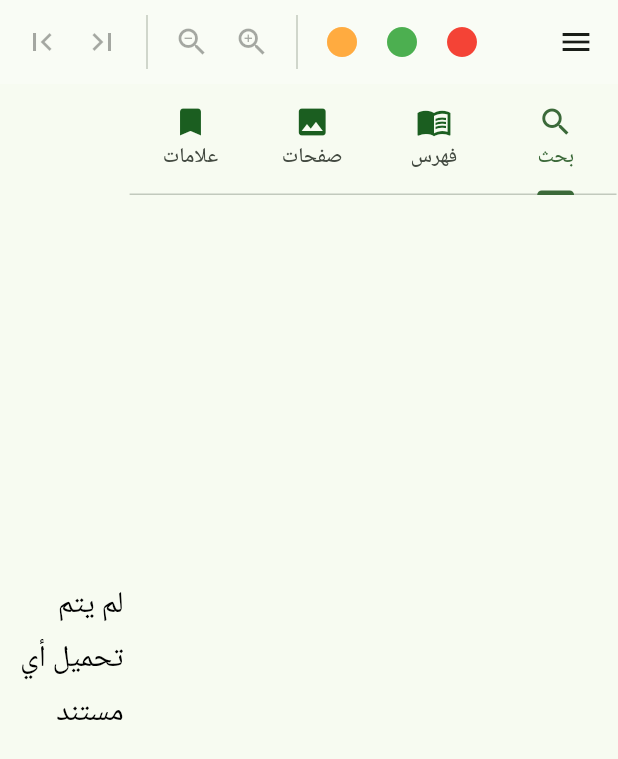
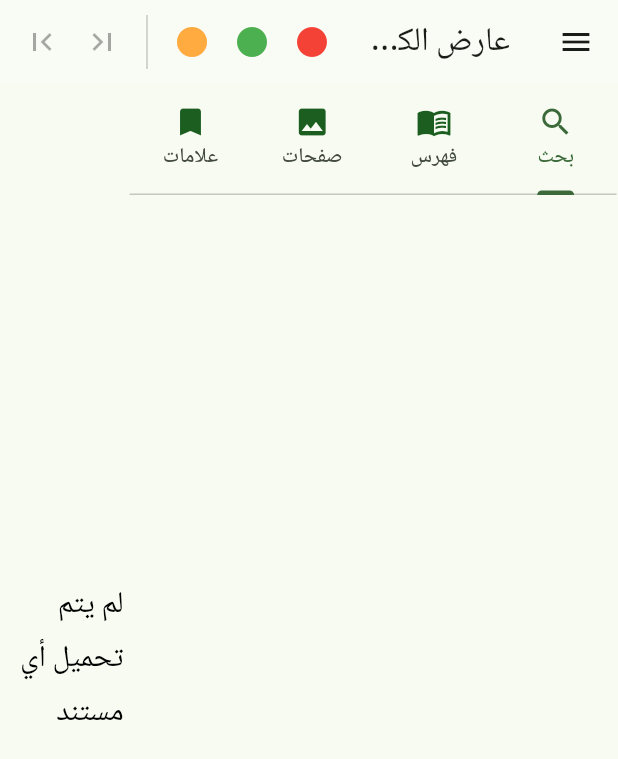
Before and after one commit to MuhammadSwa/aldurar-alnaqia, a Flutter app: the PdfviewerWidget screen opened directly with empty values, after a tap on the "menu" icon, on a phone screen of 412 x 824 dp. Shown: the top 759 px of the screen. Run offline on Flutter 3.47's test engine with Material 3 defaults, Android fonts, the phone set to English and light mode, and no system bars; our stand-ins replace adaptive_theme, adhan, audio_video_progress_bar, easy_rich_text, flutter_local_notifications, flutter_svg and 11 more; missing offline and left inert: adhan_dart, background_downloader, desktop_window, flutter_background_service, just_audio_media_kit, pdfrx and 2 more; accounts and stored records are empty; statements that could not run were skipped; project files that could hold a hidden picture were left out.

```diff
--- /dev/null
+++ b/lib/screens/library_screen/pdf_viewer_controller.dart
@@ -0,0 +1,141 @@
+import 'dart:io';
+
+import 'package:flutter/material.dart';
+import 'package:get/get.dart';
+import 'package:path_provider/path_provider.dart';
+import 'package:pdfrx/pdfrx.dart';
+import 'package:url_launcher/url_launcher.dart';
+
+// Assuming these imports are correct for your project structure
+import 'package:aldurar_alnaqia/common/helpers/helpers.dart';
+import 'package:aldurar_alnaqia/screens/library_screen/library_screen.dart';
+import 'package:aldurar_alnaqia/screens/library_screen/pdfViewer/markers_view.dart';
+
+class PdfViewerGetxController extends GetxController {
+  // Constructor to receive the book title
+  final String title;
+  PdfViewerGetxController({required this.title});
+
+  // --- Controllers from packages ---
+  final pdfController = PdfViewerController();
+
+  // --- Reactive State Variables ---
+  final documentRef = Rxn<PdfDocumentRef>();
+  final showSidePane = false.obs;
+  final outline = Rxn<List<PdfOutlineNode>>();
+  final textSearcher = Rxn<PdfTextSearcher>();
+  final isViewerReady = false.obs;
+  final markers = <int, List<Marker>>{}.obs;
+
+  // --- Non-reactive State ---
+  // Used to temporarily hold the current text selection from the viewer
+  List<PdfTextRanges>? textSelections;
+
+  @override
+  void onInit() {
+    super.onInit();
+    openDocument();
+  }
+
+  @override
+  void onClose() {
+    // Dispose all controllers and notifiers to prevent memory leaks.
+    textSearcher.value?.dispose();
+    // pdfController is managed by the PdfViewer widget and doesn't need disposal here.
+    super.onClose();
+  }
+
+  // --- Logic and Handlers ---
+
+  /// Opens the PDF document from a local file or a remote URL.
+  Future<void> openDocument() async {
+    final fileExists = await isFileDownloaded(title: title, directory: 'books');
+    if (fileExists) {
+      final appDir = await getApplicationSupportDirectory();
+      final filePath =
+          '${appDir.path}${Platform.pathSeparator}books${Platform.pathSeparator}$title.pdf';
+      documentRef.value = PdfDocumentRefFile(filePath);
+    } else {
+      final url = booksTitles[title];
+      if (url != null) {
+        documentRef.value = PdfDocumentRefUri(Uri.parse(url));
+      }
+    }
+  }
+
+  /// Callback when a new document is loaded into the viewer.
+  void onDocumentChanged(PdfDocument? document) {
+    isViewerReady.value = false; // Reset ready state
+    if (document == null) {
+      textSearcher.value?.dispose();
+      textSearcher.value = null;
+      outline.value = null;
+      textSelections = null;
+      markers.clear();
+    }
+  }
+
+  /// Callback when the viewer has finished loading and is ready for interaction.
+  Future<void> onViewerReady(
+      PdfDocument document, PdfViewerController controller) async {
+    outline.value = await document.loadOutline();
+    textSearcher.value = PdfTextSearcher(controller);
+    // Setting this to true will enable UI elements like navigation buttons
+    isViewerReady.value = true;
+  }
+
+  /// Adds the currently selected text to the list of markers.
+  void addCurrentSelectionToMarkers(Color color) {
+    if (pdfController.isReady && textSelections != null) {
+      for (final selection in textSelections!) {
+        // Get the list for the page, or create it if it doesn't exist
+        final pageMarkers = markers.putIfAbsent(selection.pageNumber, () => []);
+        pageMarkers.add(Marker(color, selection));
+
+        // Use a temporary variable and reassign to trigger RxMap update
+        final updatedMarkers = Map<int, List<Marker>>.from(markers);
+        updatedMarkers[selection.pageNumber] = pageMarkers;
+        markers.assignAll(updatedMarkers);
+      }
+      textSelections = null; // Clear selection after marking
+    }
+  }
+
+  /// Shows a confirmation dialog before navigating to an external URL.
+  Future<void> showUrlNavigateDialog(Uri url) async {
+    final context = Get.context!;
+    final shouldLaunch = await showDialog<bool>(
+      context: context,
+      builder: (context) => AlertDialog(
+        title: const Text('الانتقال إلى الرابط؟'),
+        content: Text.rich(
+          TextSpan(
+            text: 'هل تريد الانتقال إلى الموقع التالي؟\n\n',
+            children: [
+              TextSpan(
+                text: url.toString(),
+                style: const TextStyle(
+                    color: Colors.blue, decoration: TextDecoration.underline),
+              ),
+            ],
+          ),
+          textDirection: TextDirection.ltr,
+        ),
+        actions: [
+          TextButton(
+            onPressed: () => Navigator.of(context).pop(false),
+            child: const Text('إلغاء'),
+          ),
+          TextButton(
+            onPressed: () => Navigator.of(context).pop(true),
+            child: const Text('انتقال'),
+          ),
+        ],
+      ),
+    );
+
+    if (shouldLaunch == true) {
+      await launchUrl(url, mode: LaunchMode.externalApplication);
+    }
+  }
+}
--- a/lib/screens/library_screen/pdf_viewer_widget.dart
+++ b/lib/screens/library_screen/pdf_viewer_widget.dart
@@ -1,17 +1,15 @@
-import 'dart:io';
+import 'package:aldurar_alnaqia/screens/library_screen/pdf_viewer_controller.dart';
+import 'package:flutter/material.dart';
+import 'package:get/get.dart';
+import 'package:pdfrx/pdfrx.dart';
 
-import 'package:flutter/material.dart';
-import 'package:path_provider/path_provider.dart';
-import 'package:pdfrx/pdfrx.dart';
-import 'package:url_launcher/url_launcher.dart';
-
-// Assuming these imports are correct for your project structure
-import 'package:aldurar_alnaqia/common/helpers/helpers.dart';
-import 'package:aldurar_alnaqia/screens/library_screen/library_screen.dart';
+// Your other imports
 import 'package:aldurar_alnaqia/screens/library_screen/pdfViewer/markers_view.dart';
 import 'package:aldurar_alnaqia/screens/library_screen/pdfViewer/outline_view.dart';
 import 'package:aldurar_alnaqia/screens/library_screen/pdfViewer/search_view.dart';
 import 'package:aldurar_alnaqia/screens/library_screen/pdfViewer/thumbnails_view.dart';
+
+// Import the new controller
 
 class PdfviewerWidget extends StatefulWidget {
   const PdfviewerWidget({super.key, required this.title});
@@ -23,16 +21,8 @@ class PdfviewerWidget extends StatefulWidget {
 
 class _PdfviewerWidgetState extends State<PdfviewerWidget>
     with WidgetsBindingObserver {
-  // --- State Management ---
-  // Using ValueNotifier to efficiently update parts of the UI without full rebuilds.
-  final _documentRef = ValueNotifier<PdfDocumentRef?>(null);
-  final _showSidePane = ValueNotifier<bool>(false);
-  final _outline = ValueNotifier<List<PdfOutlineNode>?>(null);
-  final _textSearcher = ValueNotifier<PdfTextSearcher?>(null);
-
-  final _controller = PdfViewerController();
-  final _markers = <int, List<Marker>>{};
-  List<PdfTextRanges>? _textSelections;
+  // Use 'late' because it's initialized in initState
+  late final PdfViewerGetxController controller;
 
   // A getter to check if the device has a small screen.
   bool get _isMobileDevice => MediaQuery.of(context).size.shortestSide < 600;
@@ -40,21 +30,18 @@ class _PdfviewerWidgetState extends State<PdfviewerWidget>
   @override
   void initState() {
     super.initState();
-    // Listen to app lifecycle events (e.g., for screen rotation).
+    // Put the controller into GetX dependency management.
+    // The 'tag' ensures that if you open multiple viewers, they each have a unique controller.
+    controller = Get.put(PdfViewerGetxController(title: widget.title),
+        tag: widget.title);
     WidgetsBinding.instance.addObserver(this);
-    _openDocument();
   }
 
   @override
   void dispose() {
     WidgetsBinding.instance.removeObserver(this);
-    // Dispose all controllers and notifiers to prevent memory leaks.
-    _textSearcher.value?.dispose();
-    _textSearcher.dispose();
-    _showSidePane.dispose();
-    _outline.dispose();
-    _documentRef.dispose();
-    // _controller.dispose();
+    // GetX will automatically remove the controller when the route is popped.
+    // If you need to manually remove it, you can use: Get.delete<PdfViewerGetxController>(tag: widget.title);
     super.dispose();
   }
 
@@ -68,10 +55,8 @@ class _PdfviewerWidgetState extends State<PdfviewerWidget>
     }
   }
 
-  /// Main build method, organized into smaller parts.
   @override
   Widget build(BuildContext context) {
-    // Directionality ensures the layout is RTL for Arabic.
     return Directionality(
       textDirection: TextDirection.rtl,
       child: Scaffold(
@@ -88,243 +73,186 @@ class _PdfviewerWidgetState extends State<PdfviewerWidget>
 
   // --- UI Builder Methods ---
 
-  /// Builds the top application bar.
   PreferredSizeWidget _buildAppBar() {
     return AppBar(
-      // The menu icon is on the right in RTL.
       leading: IconButton(
         tooltip: 'القائمة',
         icon: const Icon(Icons.menu),
-        onPressed: () => _showSidePane.value = !_showSidePane.value,
+        onPressed: () => controller.showSidePane.toggle(),
       ),
-      title: ValueListenableBuilder(
-        valueListenable: _documentRef,
-        builder: (context, docRef, child) {
-          return Text(
-            _fileName(docRef?.sourceName) ?? 'عارض الكتب',
+      title: Obx(() => Text(
+            _fileName(controller.documentRef.value?.sourceName) ?? 'عارض الكتب',
             overflow: TextOverflow.ellipsis,
-          );
-        },
-      ),
-      actions: [
-        _buildAppBarActions(),
-      ],
+          )),
+      actions: [_buildAppBarActions()],
     );
   }
 
-  /// Builds the action buttons for the AppBar.
   Widget _buildAppBarActions() {
-    return ValueListenableBuilder(
-      valueListenable: _documentRef,
-      builder: (context, docRef, child) {
-        final isDocumentLoaded = docRef != null;
     final visualDensity = _isMobileDevice ? VisualDensity.compact : null;
 
+    // Obx rebuilds the row when isViewerReady or documentRef changes
+    return Obx(() {
+      final isActionable = controller.documentRef.value != null &&
+          controller.isViewerReady.value;
       return Row(
         children: [
-            // Marker Buttons
           _buildMarkerButton(
             color: Colors.red,
             tooltip: 'إضافة علامة حمراء',
-              isEnabled: isDocumentLoaded,
+            isEnabled: isActionable,
             visualDensity: visualDensity,
           ),
           _buildMarkerButton(
             color: Colors.green,
             tooltip: 'إضافة علامة خضراء',
-              isEnabled: isDocumentLoaded,
+            isEnabled: isActionable,
             visualDensity: visualDensity,
           ),
           _buildMarkerButton(
             color: Colors.orangeAccent,
             tooltip: 'إضافة علامة برتقالية',
-              isEnabled: isDocumentLoaded,
+            isEnabled: isActionable,
             visualDensity: visualDensity,
           ),
           const VerticalDivider(width: 20, indent: 10, endIndent: 10),
-            // Zoom Buttons
-            _buildIconButton(
-              icon: Icons.zoom_in,
-              tooltip: 'تكبير',
-              isEnabled: isDocumentLoaded,
-              visualDensity: visualDensity,
-              onPressed: () => _controller.zoomUp(),
-            ),
-            _buildIconButton(
-              icon: Icons.zoom_out,
-              tooltip: 'تصغير',
-              isEnabled: isDocumentLoaded,
-              visualDensity: visualDensity,
-              onPressed: () => _controller.zoomDown(),
-            ),
-            const VerticalDivider(width: 20, indent: 10, endIndent: 10),
-            // Navigation Buttons
           _buildIconButton(
             icon: Icons.first_page,
             tooltip: 'الصفحة الأولى',
-              isEnabled: isDocumentLoaded,
+            isEnabled: isActionable,
             visualDensity: visualDensity,
-              onPressed: () => _controller.goToPage(pageNumber: 1),
+            onPressed: () => controller.pdfController.goToPage(pageNumber: 1),
           ),
           _buildIconButton(
             icon: Icons.last_page,
             tooltip: 'الصفحة الأخيرة',
-              isEnabled: isDocumentLoaded,
+            isEnabled: isActionable,
             visualDensity: visualDensity,
-              onPressed: () =>
-                  _controller.goToPage(pageNumber: _controller.pageCount),
+            onPressed: () => controller.pdfController
+                .goToPage(pageNumber: controller.pdfController.pageCount),
           ),
           const SizedBox(width: 8),
         ],
       );
-      },
-    );
+    });
   }
 
-  /// Builds the collapsible side pane for search, outline, etc.
   Widget _buildSidePane() {
-    return AnimatedSize(
+    // Use Obx to rebuild the side pane when its visibility changes
+    return Obx(() => AnimatedSize(
           duration: const Duration(milliseconds: 300),
           curve: Curves.easeInOut,
-      child: ValueListenableBuilder(
-        valueListenable: _showSidePane,
-        builder: (context, isPaneVisible, child) {
-          return SizedBox(
-            width: isPaneVisible && !_isMobileDevice
-                ? 320
-                : (isPaneVisible && _isMobileDevice
+          child: SizedBox(
+            width: controller.showSidePane.value && !_isMobileDevice
+                ? 320.0
+                : (controller.showSidePane.value && _isMobileDevice
                     ? MediaQuery.sizeOf(context).width * 0.8
                     : 0),
-            child: child,
-          );
-        },
             child: Padding(
               padding: const EdgeInsets.fromLTRB(4, 0, 1, 0),
               child: DefaultTabController(
                 length: 4,
                 child: Column(
                   children: [
-                const TabBar(
-                  tabs: [
+                    const TabBar(tabs: [
                       Tab(icon: Icon(Icons.search), text: 'بحث'),
                       Tab(icon: Icon(Icons.menu_book), text: 'فهرس'),
                       Tab(icon: Icon(Icons.image), text: 'صفحات'),
                       Tab(icon: Icon(Icons.bookmark), text: 'علامات'),
-                  ],
-                ),
-                Expanded(
-                  child: TabBarView(
-                    children: [
-                      // Search View
-                      ValueListenableBuilder(
-                        valueListenable: _textSearcher,
-                        builder: (context, searcher, child) => searcher != null
-                            ? TextSearchView(textSearcher: searcher)
-                            : const SizedBox(),
-                      ),
-                      // Outline/TOC View
-                      ValueListenableBuilder(
-                        valueListenable: _outline,
-                        builder: (context, outlineData, child) => OutlineView(
-                          outline: outlineData,
-                          controller: _controller,
-                        ),
-                      ),
-                      // Thumbnails View
-                      ValueListenableBuilder(
-                        valueListenable: _documentRef,
-                        builder: (context, docRef, child) => ThumbnailsView(
-                          documentRef: docRef,
-                          controller: _controller,
-                        ),
-                      ),
-                      // Markers View
-                      MarkersView(
-                        markers: _markers.values.expand((e) => e).toList(),
-                        onTap: (marker) {
-                          final rect = _controller.calcRectForRectInsidePage(
-                            pageNumber: marker.ranges.pageNumber,
-                            rect: marker.ranges.bounds,
-                          );
-                          _controller.ensureVisible(rect);
-                        },
-                        onDeleteTap: (marker) {
-                          setState(() {
-                            _markers[marker.ranges.pageNumber]?.remove(marker);
-                          });
-                        },
-                      ),
-                    ],
-                  ),
-                ),
+                    ]),
+                    Expanded(child: _buildTabBarView()),
                   ],
                 ),
               ),
             ),
           ),
+        ));
+  }
+
+  Widget _buildTabBarView() {
+    return TabBarView(
+      children: [
+        // Search View
+        Obx(() => controller.textSearcher.value != null
+            ? TextSearchView(textSearcher: controller.textSearcher.value!)
+            : const SizedBox()),
+        // Outline/TOC View
+        Obx(() => OutlineView(
+              outline: controller.outline.value,
+              controller: controller.pdfController,
+            )),
+        // Thumbnails View
+        Obx(() => ThumbnailsView(
+              documentRef: controller.documentRef.value,
+              controller: controller.pdfController,
+            )),
+        // Markers View
+        Obx(() => MarkersView(
+              markers: controller.markers.values.expand((e) => e).toList(),
+              onTap: (marker) {
+                final rect = controller.pdfController.calcRectForRectInsidePage(
+                  pageNumber: marker.ranges.pageNumber,
+                  rect: marker.ranges.bounds,
+                );
+                controller.pdfController.ensureVisible(rect);
+              },
+              onDeleteTap: (marker) {
+                controller.markers[marker.ranges.pageNumber]?.remove(marker);
+                controller.markers.refresh();
+              },
+            )),
+      ],
     );
   }
 
-  /// Builds the main PDF viewer area.
   Widget _buildPdfViewer() {
     return Expanded(
-      child: ValueListenableBuilder(
-        valueListenable: _documentRef,
-        builder: (context, docRef, child) {
+      child: Obx(() {
+        final docRef = controller.documentRef.value;
         if (docRef == null) {
           return const Center(
-              child: Text(
-                'لم يتم تحميل أي مستند',
-                style: TextStyle(fontSize: 20),
-              ),
-            );
+              child: Text('لم يتم تحميل أي مستند',
+                  style: TextStyle(fontSize: 20)));
         }
         return PdfViewer(
           docRef,
-            controller: _controller,
+          controller: controller.pdfController,
           params: PdfViewerParams(
             enableTextSelection: true,
             maxScale: 8.0,
-              // Callbacks for document events
-              onDocumentChanged: _onDocumentChanged,
-              onViewerReady: _onViewerReady,
+            onDocumentChanged: controller.onDocumentChanged,
+            onViewerReady: controller.onViewerReady,
             onTextSelectionChange: (selections) =>
-                  _textSelections = selections,
-              // Custom paint callbacks to draw markers and search results
+                controller.textSelections = selections,
             pagePaintCallbacks: [
-                if (_textSearcher.value != null)
-                  _textSearcher.value!.pageTextMatchPaintCallback,
+              if (controller.textSearcher.value != null)
+                controller.textSearcher.value!.pageTextMatchPaintCallback,
               _paintMarkers,
             ],
-              // Loading indicator
             loadingBannerBuilder: (context, bytesDownloaded, totalBytes) =>
                 Center(
               child: CircularProgressIndicator(
-                  value:
-                      totalBytes != null ? bytesDownloaded / totalBytes : null,
+                value: totalBytes != null ? bytesDownloaded / totalBytes : null,
                 backgroundColor: Colors.grey,
               ),
             ),
-              // Link handling
             linkHandlerParams: PdfLinkHandlerParams(
               onLinkTap: (link) {
                 if (link.url != null) {
-                    _showUrlNavigateDialog(link.url!);
+                  controller.showUrlNavigateDialog(link.url!);
                 } else if (link.dest != null) {
-                    _controller.goToDest(link.dest!);
+                  controller.pdfController.goToDest(link.dest!);
                 }
               },
             ),
           ),
         );
-        },
-      ),
+      }),
     );
   }
 
-  // --- Helper Widgets ---
+  // --- Helper Widgets & Methods ---
 
-  /// Generic IconButton factory.
   Widget _buildIconButton({
     required IconData icon,
     required String tooltip,
@@ -336,11 +264,10 @@ class _PdfviewerWidgetState extends State<PdfviewerWidget>
       icon: Icon(icon),
       tooltip: tooltip,
       visualDensity: visualDensity,
-      onPressed: isEnabled && _controller.isReady ? onPressed : null,
+      onPressed: isEnabled ? onPressed : null,
     );
   }
 
-  /// Specific button for creating markers.
   Widget _buildMarkerButton({
     required Color color,
     required String tooltip,
@@ -351,57 +278,17 @@ class _PdfviewerWidgetState extends State<PdfviewerWidget>
       icon: Icon(Icons.circle, color: color),
       tooltip: tooltip,
       visualDensity: visualDensity,
-      onPressed: isEnabled ? () => _addCurrentSelectionToMarkers(color) : null,
+      onPressed: isEnabled
+          ? () => controller.addCurrentSelectionToMarkers(color)
+          : null,
     );
   }
 
-  // --- Logic and Handlers ---
-
-  /// Opens the PDF document from a local file or a remote URL.
-  Future<void> _openDocument() async {
-    // This logic is specific to your app's file handling.
-    final fileExists =
-        await isFileDownloaded(title: widget.title, directory: 'books');
-    if (fileExists) {
-      final appDir = await getApplicationSupportDirectory();
-      final filePath =
-          '${appDir.path}${Platform.pathSeparator}books${Platform.pathSeparator}${widget.title}.pdf';
-      _documentRef.value = PdfDocumentRefFile(filePath);
-    } else {
-      // Assumes `booksTitles` is a map of titles to URLs.
-      final url = booksTitles[widget.title];
-      if (url != null) {
-        _documentRef.value = PdfDocumentRefUri(Uri.parse(url));
-      }
-    }
-  }
-
-  /// Callback when a new document is loaded.
-  void _onDocumentChanged(PdfDocument? document) {
-    if (document == null) {
-      _textSearcher.value?.dispose();
-      _textSearcher.value = null;
-      _outline.value = null;
-      _textSelections = null;
-      _markers.clear();
-    }
-  }
-
-  /// Callback when the viewer is ready.
-  Future<void> _onViewerReady(
-      PdfDocument document, PdfViewerController controller) async {
-    _outline.value = await document.loadOutline();
-    _textSearcher.value = PdfTextSearcher(controller)
-      ..addListener(() => setState(() {}));
-  }
-
-  /// Custom painter to draw colored rectangles over marked text.
   void _paintMarkers(Canvas canvas, Rect pageRect, PdfPage page) {
-    final markersOnPage = _markers[page.pageNumber];
+    final markersOnPage = controller.markers[page.pageNumber];
     if (markersOnPage == null || markersOnPage.isEmpty) return;
 
     final paint = Paint()..style = PaintingStyle.fill;
-
     for (final marker in markersOnPage) {
       paint.color = marker.color.withAlpha(100);
       for (final range in marker.ranges.ranges) {
@@ -420,59 +307,6 @@ class _PdfviewerWidgetState extends State<PdfviewerWidget>
     }
   }
 
-  /// Adds the currently selected text to the list of markers.
-  void _addCurrentSelectionToMarkers(Color color) {
-    if (_controller.isReady && _textSelections != null) {
-      for (final selection in _textSelections!) {
-        setState(() {
-          _markers
-              .putIfAbsent(selection.pageNumber, () => [])
-              .add(Marker(color, selection));
-        });
-      }
-      _textSelections = null; // Clear selection after marking
-    }
-  }
-
-  /// Shows a confirmation dialog before navigating to an external URL.
-  Future<void> _showUrlNavigateDialog(Uri url) async {
-    final shouldLaunch = await showDialog<bool>(
-      context: context,
-      builder: (context) => AlertDialog(
-        title: const Text('الانتقال إلى الرابط؟'),
-        content: Text.rich(
-          TextSpan(
-            text: 'هل تريد الانتقال إلى الموقع التالي؟\n\n',
-            children: [
-              TextSpan(
-                text: url.toString(),
-                style: const TextStyle(
-                    color: Colors.blue, decoration: TextDecoration.underline),
-              ),
-            ],
-          ),
-          textDirection: TextDirection.ltr, // Keep URL LTR
-        ),
-        actions: [
-          TextButton(
-            onPressed: () => Navigator.of(context).pop(false),
-            child: const Text('إلغاء'),
-          ),
-          TextButton(
-            onPressed: () => Navigator.of(context).pop(true),
-            child: const Text('انتقال'),
-          ),
-        ],
-      ),
-    );
-
-    if (shouldLaunch == true) {
-      // Use launchUrl with mode to open in an external browser.
-      await launchUrl(url, mode: LaunchMode.externalApplication);
-    }
-  }
-
-  /// Extracts the filename from a full path or URL.
   static String? _fileName(String? path) {
     if (path == null) return null;
     try {
```
Lines whose indentation alone changed are shown as unchanged.
